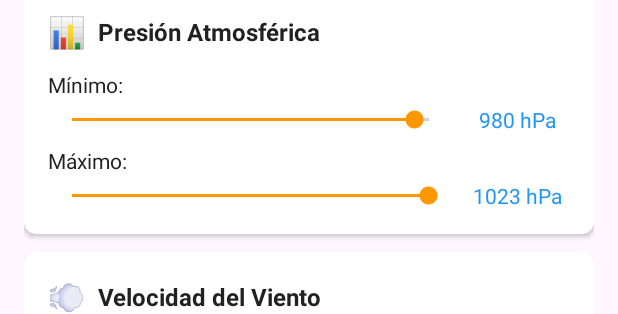
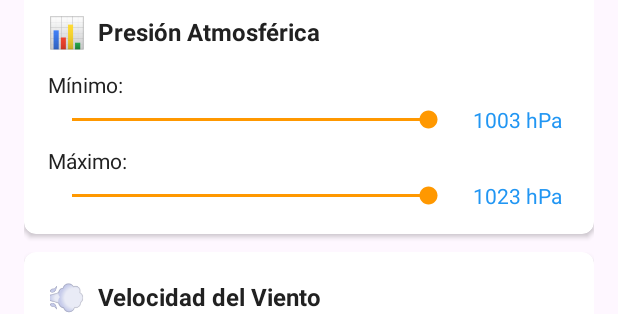
Before and after one commit to Hieloeston235/SensorReaders, an Android app: the layout dialog_notification_settings.xml on its own in the app's theme, with its tools: preview values and no code run, on a phone screen of 412 x 824 dp. Shown: the part 734-1048 px from the top of the screen. Run offline under Robolectric (Android 15) with nearby library versions, the phone set to English and light mode, and no system bars.

Commit message:
Arreglado el PresionMin
Estaba configurado hasta 500 y era hasta 523

```diff
--- a/app/src/main/java/com/example/sensorreaders/AjustesFragment.java
+++ b/app/src/main/java/com/example/sensorreaders/AjustesFragment.java
@@ -256,7 +256,7 @@
             setupSeekBarListeners(seekBarTempMax, tvTempMaxValue, "°C", 0);
             setupSeekBarListeners(seekBarHumedadMin, tvHumedadMinValue, "%", 0);
             setupSeekBarListeners(seekBarHumedadMax, tvHumedadMaxValue, "%", 0);
-            setupSeekBarListeners(seekBarPresionMin, tvPresionMinValue, " hPa", 500);
+            setupSeekBarListeners(seekBarPresionMin, tvPresionMinValue, " hPa", 480);
             setupSeekBarListeners(seekBarPresionMax, tvPresionMaxValue, " hPa", 500);
             setupSeekBarListeners(seekBarVientoMax, tvVientoMaxValue, " km/h", 0);
             setupSeekBarListeners(seekBarLuzMin, tvLuzMinValue, " lux", 0);
@@ -341,7 +341,7 @@
             tempMax.setProgress(prefs.getInt("temp_max", 35));
             humedadMin.setProgress(prefs.getInt("humedad_min", 30));
             humedadMax.setProgress(prefs.getInt("humedad_max", 80));
-            presionMin.setProgress(prefs.getInt("presion_min", 480)); // 980 hPa
+            presionMin.setProgress(prefs.getInt("presion_min", 503)); // 980 hPa
             presionMax.setProgress(prefs.getInt("presion_max", 523)); // 1030 hPa
             vientoMax.setProgress(prefs.getInt("viento_max", 25));
             luzMin.setProgress(prefs.getInt("luz_min", 100));
@@ -422,7 +422,7 @@
             humedadMax.setProgress(80);
 
             // Valores por defecto para presion (hPa) -  tienen offset de 500
-            presionMin.setProgress(480); // 980 hPa
+            presionMin.setProgress(1003); // 980 hPa
             presionMax.setProgress(523); // 1030 hPa
 
             // Valor por defecto para viento (km/h)
--- a/app/src/main/res/layout/dialog_notification_settings.xml
+++ b/app/src/main/res/layout/dialog_notification_settings.xml
@@ -337,14 +337,14 @@
                         android:layout_width="0dp"
                         android:layout_height="wrap_content"
                         android:layout_weight="1"
-                        android:max="500"
-                        android:progress="480" />
+                        android:max="503"
+                        android:progress="523" />
 
                     <TextView
                         android:id="@+id/tvPresionMinValue"
                         android:layout_width="wrap_content"
                         android:layout_height="wrap_content"
-                        android:text="980 hPa"
+                        android:text="1003 hPa"
                         android:textSize="14sp"
                         android:textColor="@color/primary_color"
                         android:layout_marginStart="8dp"
```
